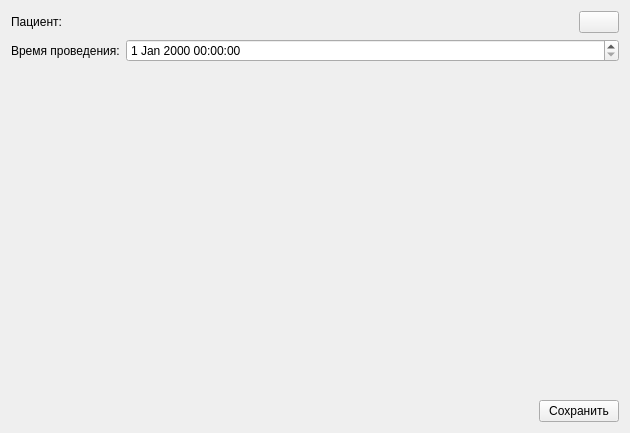
This is src/therapeutist/examinationeditwidget.ui in megakoko/m-system as Qt 5 draws it before an edit. The edited form follows.
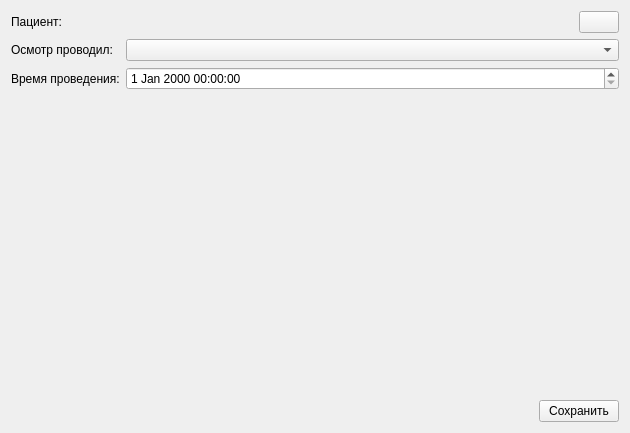
This is the edited form.

Commit message: Добавил сохранение проводящего осмотр врача-терапевта.

Diff of the .ui file:
```diff
--- a/src/therapeutist/examinationeditwidget.ui
+++ b/src/therapeutist/examinationeditwidget.ui
@@ -50,16 +50,26 @@
        </item>
       </layout>
      </item>
-     <item row="1" column="0">
+     <item row="2" column="0">
       <widget class="QLabel" name="label_3">
        <property name="text">
         <string>Время проведения:</string>
        </property>
       </widget>
      </item>
-     <item row="1" column="1">
+     <item row="2" column="1">
       <widget class="QDateTimeEdit" name="m_examDate"/>
      </item>
+     <item row="1" column="0">
+      <widget class="QLabel" name="label_2">
+       <property name="text">
+        <string>Осмотр проводил:</string>
+       </property>
+      </widget>
+     </item>
+     <item row="1" column="1">
+      <widget class="QComboBox" name="m_staff"/>
+     </item>
     </layout>
    </item>
    <item>
```
The commit also changes 1 other file.
